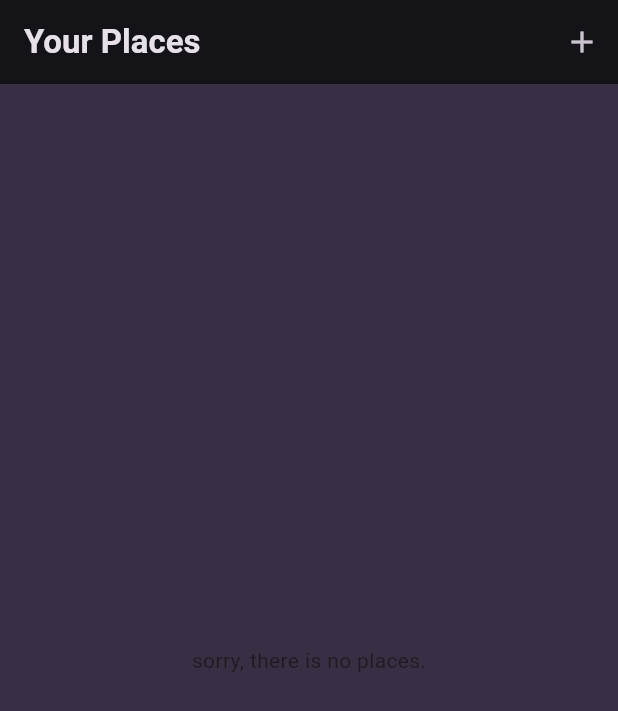
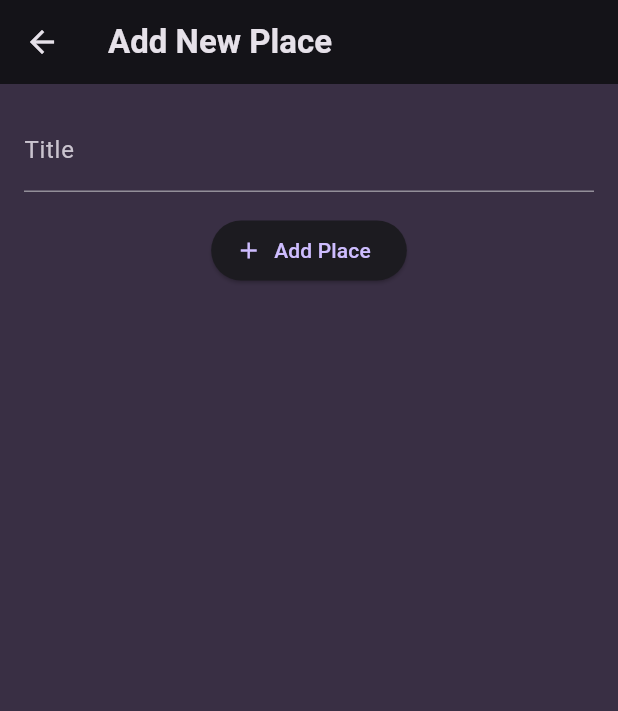
Before and after one commit to AbdelrhmanAmer/places_flutter_app, a Flutter app: the screen it shows after launch, after a tap on the "add" icon, on a phone screen of 412 x 824 dp. Shown: the top 711 px of the screen. Run offline on Flutter 3.47's test engine with Material 3 defaults, Android fonts, the phone set to English and light mode, and no system bars; our stand-ins replace google_fonts.

Commit message:
Add Place

```diff
--- a/places_app/lib/screens/add_place_screen.dart
+++ b/places_app/lib/screens/add_place_screen.dart
@@ -0,0 +1,49 @@
+import 'package:flutter/material.dart';
+
+class AddPlaceScreen extends StatefulWidget {
+  const AddPlaceScreen({super.key});
+
+  @override
+  State<AddPlaceScreen> createState() => _AddPlaceScreenState();
+}
+
+class _AddPlaceScreenState extends State<AddPlaceScreen> {
+  final _titleController = TextEditingController();
+
+  @override
+  void dispose() {
+    super.dispose();
+    _titleController.dispose();
+  }
+
+  @override
+  Widget build(BuildContext context) {
+    return Scaffold(
+      appBar: AppBar(
+        title: const Text('Add New Place'),
+      ),
+      body: SingleChildScrollView(
+        padding: const EdgeInsets.all(16),
+        child: Column(
+          children: [
+            TextField(
+              decoration: const InputDecoration(
+                label: Text('Title'),
+              ),
+              controller: _titleController,
+              style: TextStyle(
+                  color: Theme.of(context).colorScheme.onBackground
+              ),
+            ),
+            const SizedBox(height: 15,),
+            ElevatedButton.icon(
+              onPressed: (){},
+              icon: const Icon(Icons.add),
+              label: const Text('Add Place'),
+            )
+          ],
+        ),
+      ),
+    );
+  }
+}
--- a/places_app/lib/screens/places_screen.dart
+++ b/places_app/lib/screens/places_screen.dart
@@ -1,4 +1,5 @@
 import 'package:flutter/material.dart';
+import 'package:places_app/screens/add_place_screen.dart';
 import 'package:places_app/widgets/places_list.dart';
 
 class PlacesScreen extends StatelessWidget {
@@ -11,12 +12,18 @@ class PlacesScreen extends StatelessWidget {
         title: const Text('Your Places'),
         actions: [
           IconButton(
-              onPressed: (){},
+              onPressed: (){
+                Navigator.of(context).push(
+                  MaterialPageRoute(builder: (ctx){
+                    return const AddPlaceScreen();
+                  })
+                );
+              },
               icon: const Icon(Icons.add)
           ),
         ],
       ),
-      body: PlacesList( places: [ ], ),
+      body: const PlacesList( places: [ ], ),
     );
   }
 }
```
